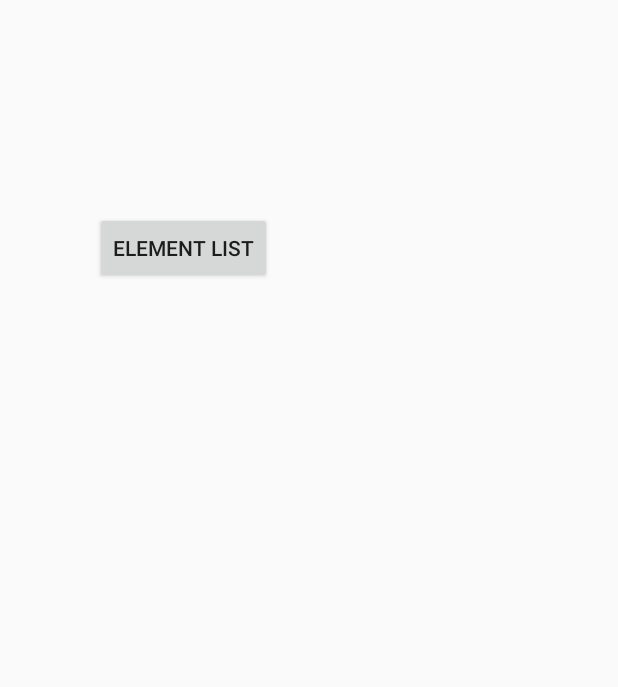
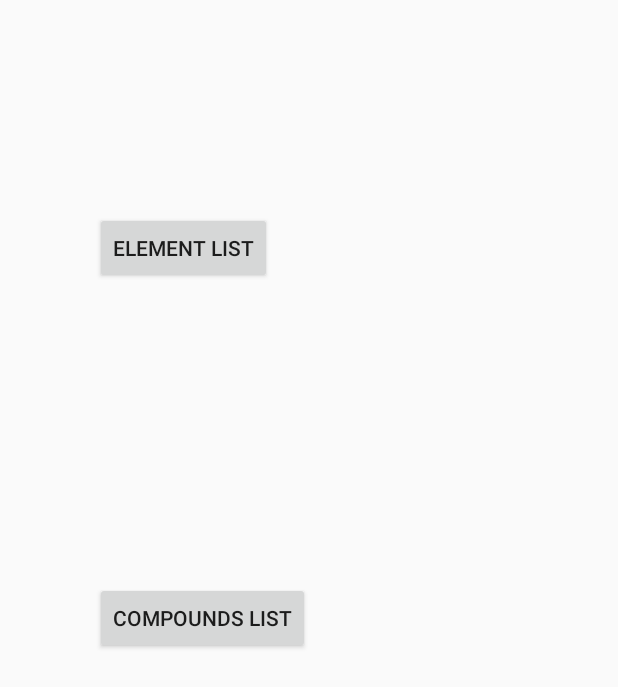
Before and after one commit to tayl/se-chemistry, an Android app: the screen it shows after launch (MainActivity), on a phone screen of 412 x 824 dp. Shown: the top 687 px of the screen. Run offline under Robolectric (Android 15) with nearby library versions, the phone set to English and light mode, and no system bars.

Commit message:
Same Code, two list display and search
Same code, I added sample data to chemical compounds,

The lists displays based on the button selected, it recycles all the
code with conditional booleans. if Elements is selected then the
periodic table elements are displayed, if compounds are selected then
only compounds are displayed.

I cleaned up a little, there are some things I still want to do with
the code
the xml for displaying can be edited to display element id only when
elements are displayed, and hide it when compounds are called

```diff
--- a/ChemWorking/app/src/main/res/layout/activity_chem_item.xml
+++ b/ChemWorking/app/src/main/res/layout/activity_chem_item.xml
@@ -24,5 +24,7 @@
         android:layout_marginLeft="10dp"
         android:layout_marginRight="10dp"
         android:dividerHeight="10dp"
-        android:divider="#d1d1d1"></ListView>
+        android:divider="#d1d1d1">
+
+    </ListView>
 </LinearLayout>
--- a/ChemWorking/app/src/main/res/layout/activity_main.xml
+++ b/ChemWorking/app/src/main/res/layout/activity_main.xml
@@ -27,4 +27,15 @@
         android:layout_marginTop="106dp"
         android:clickable="false"
         android:onClick="onButtonClick" />
+
+    <Button
+        android:layout_width="wrap_content"
+        android:layout_height="wrap_content"
+        android:text="Compounds List"
+        android:id="@+id/btnCompLst"
+        android:layout_centerVertical="true"
+        android:layout_alignLeft="@+id/btnElst"
+        android:layout_alignStart="@+id/btnElst"
+        android:clickable="false"
+        android:onClick="onButtonClick"/>
 </RelativeLayout>
```
Also changed, not shown: ChemWorking/app/src/main/java/example/com/chem/ChemItemActivity.java (+26 -23 lines), ChemWorking/app/src/main/java/example/com/chem/ChemItemListAdapter.java (+2 -5 lines), ChemWorking/app/src/main/java/example/com/chem/MainActivity.java (+13 -5 lines), ChemWorking/app/src/main/res/raw/elements.csv (+11 -2 lines).
